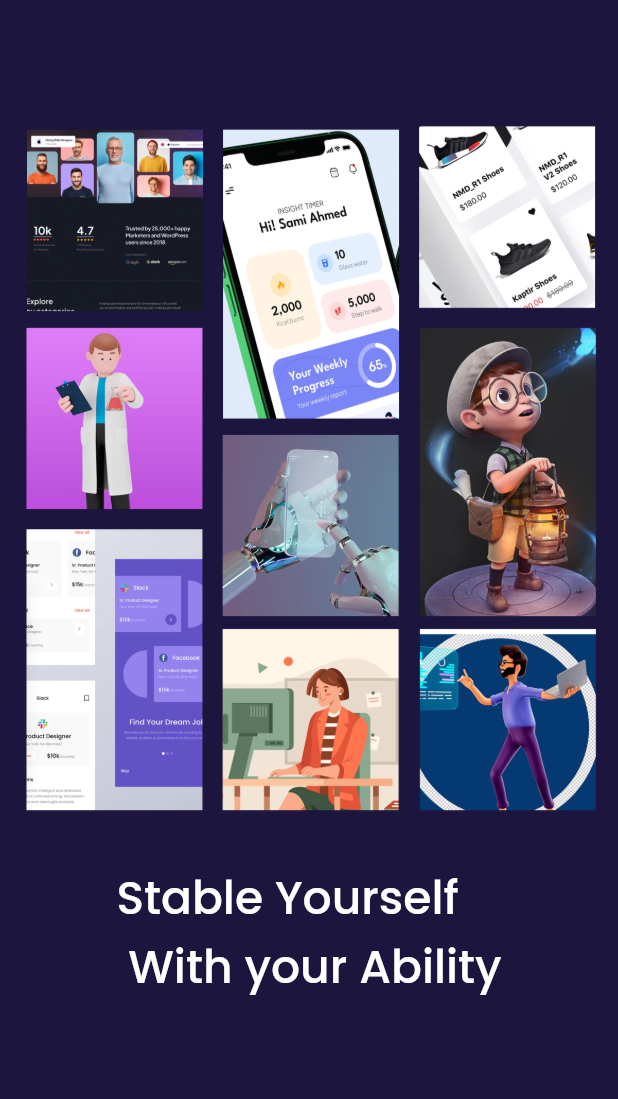
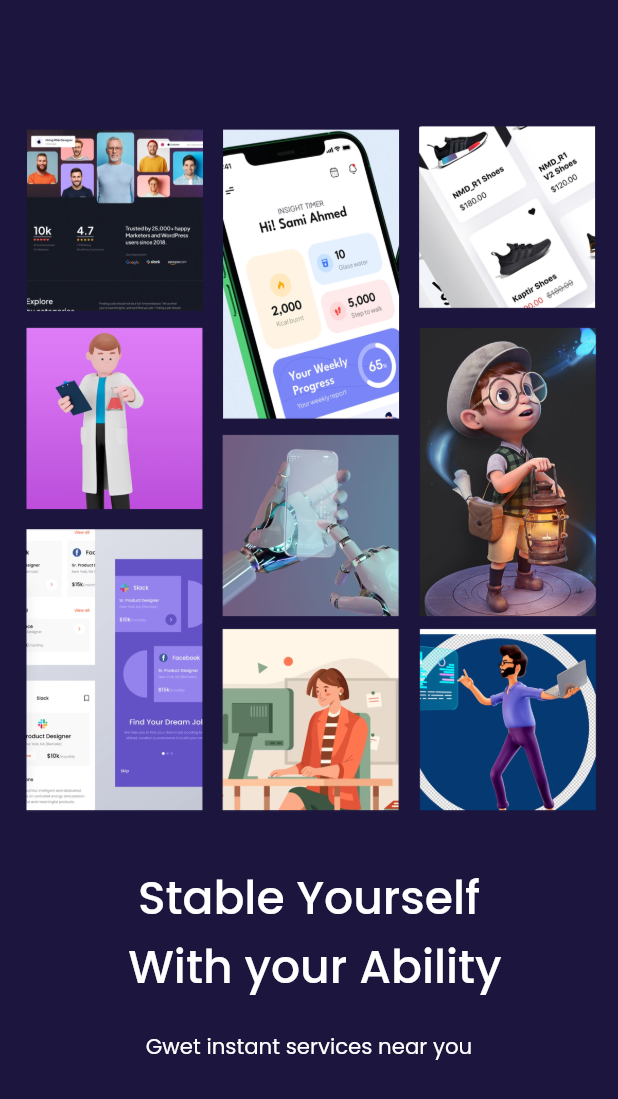
Before and after one commit to Amos-Lambin/Job_Posting, a Flutter app: the screen it shows after launch, on a phone screen of 412 x 824 dp. Shown: the top 1099 px of the screen. Run offline on Flutter 3.47's test engine with Material 2 defaults, Android fonts, the phone set to English and light mode, and no system bars; our stand-ins replace flutter_animate, flutter_screenutil, get, google_fonts, image_cropper, image_picker.

Commit message:
Page two

```diff
--- a/starter code/jobhub/jobhub/lib/views/ui/onboarding/widgets/page_two.dart
+++ b/starter code/jobhub/jobhub/lib/views/ui/onboarding/widgets/page_two.dart
@@ -1,5 +1,6 @@
 import 'package:flutter/material.dart';
 import 'package:flutter_screenutil/flutter_screenutil.dart';
+import 'package:get/get.dart';
 import 'package:jobhub/views/common/app_style.dart';
 import 'package:jobhub/views/common/height_spacer.dart';
 
@@ -28,7 +29,16 @@ class PageTwo extends StatelessWidget {
             children: [
               Text(
                 "Stable Yourself \n With your Ability",
+                textAlign: TextAlign.center,
                 style: appstyle(30, Color(kLight.value), FontWeight.w500),
+              ),
+              const HeightSpacer(size: 10),
+              Padding(
+                padding: EdgeInsets.all(8.h),
+                child: Text(
+                  "Gwet instant services near you",
+                  style: appstyle(14, Color(kLight.value), FontWeight.normal),
+                ),
               )
             ],
           )
```
